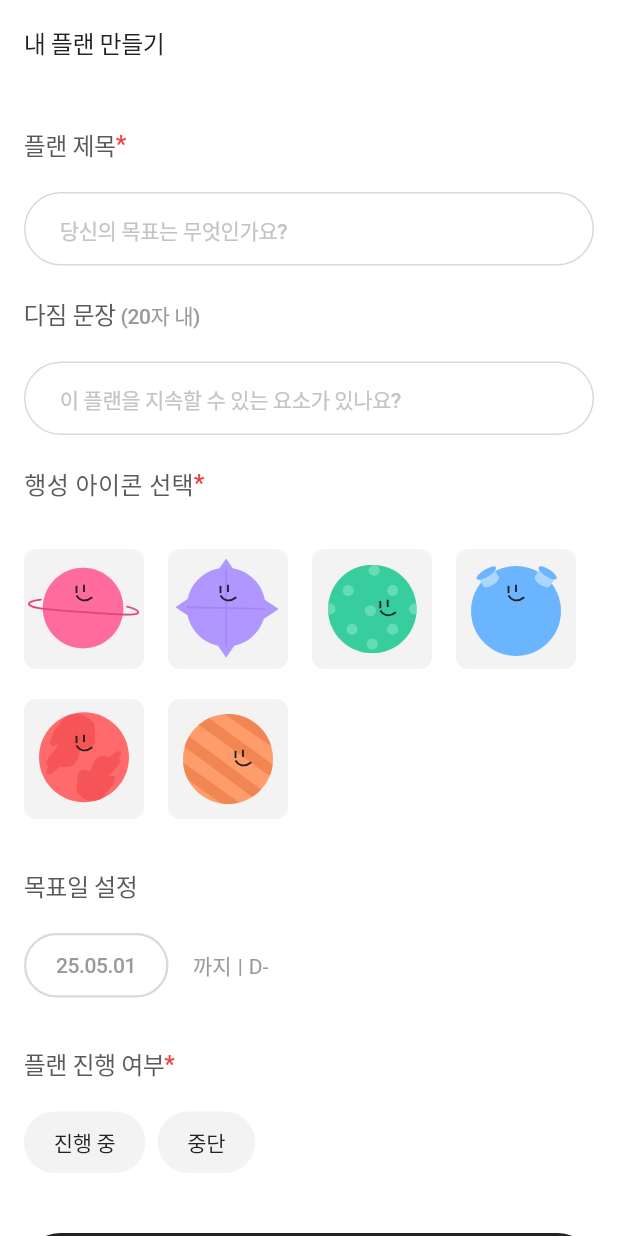
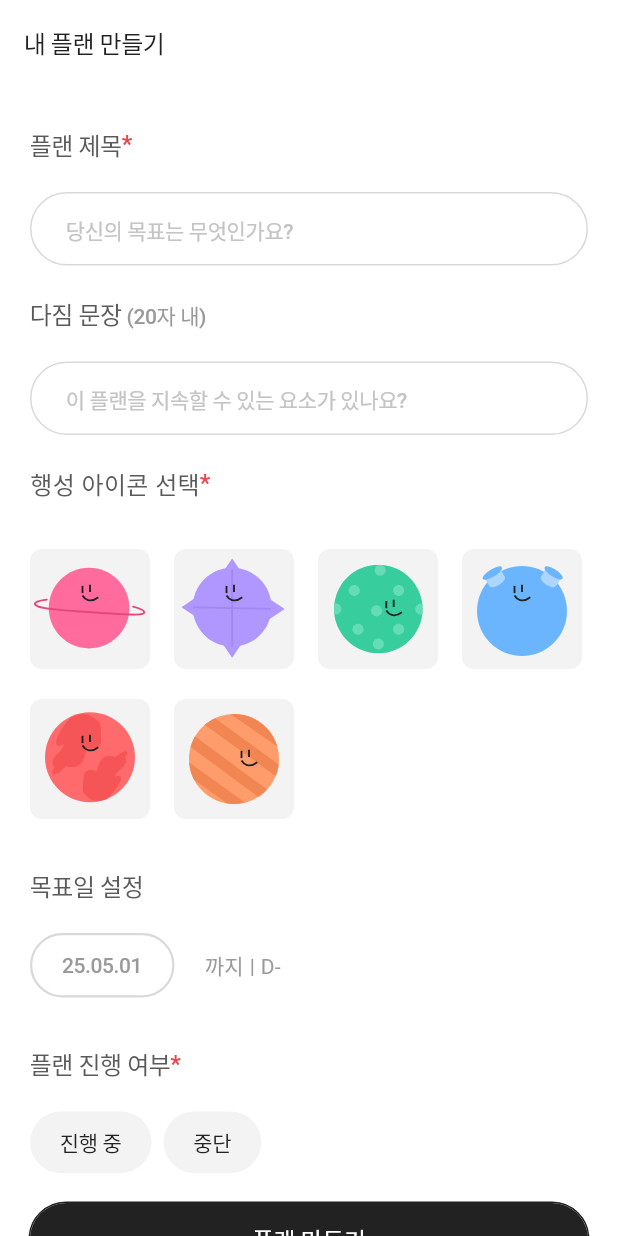
Before and after one commit to PLANlT/planit-client, a Flutter app: the PlanCreateView widget shown alone on an empty page, opened directly, on a phone screen of 412 x 824 dp. Run offline on Flutter 3.47's test engine with Material 3 defaults, Android fonts, the phone set to English and light mode, and no system bars; our stand-ins replace dio, flutter_dotenv, flutter_hooks, flutter_riverpod, flutter_secure_storage, flutter_svg and 7 more; missing offline and left inert: flutter_naver_login, kakao_flutter_sdk; accounts and stored records are empty; Roboto replaces fonts that are missing (Pretendard).

Commit message:
[PL-142] fix: planitButton 사용 / padding 20- > 16/ SingleChildScroll 추가

```diff
--- a/lib/ui/plan/plan_create/plan_create_view.dart
+++ b/lib/ui/plan/plan_create/plan_create_view.dart
@@ -4,9 +4,11 @@ import 'package:flutter_hooks/flutter_hooks.dart';
 import 'package:hooks_riverpod/hooks_riverpod.dart';
 import 'package:planit/theme/planit_colors.dart';
 import 'package:planit/theme/planit_typos.dart';
+import 'package:planit/ui/common/comopnent/planit_button.dart';
 import 'package:planit/ui/common/comopnent/planit_chip.dart';
 import 'package:planit/ui/common/comopnent/planit_text.dart';
 import 'package:planit/ui/common/comopnent/planit_text_field.dart';
+import 'package:planit/ui/common/const/planit_button_style.dart';
 import 'package:planit/ui/common/const/planit_chips_style.dart';
 import 'package:planit/ui/common/view/default_layout.dart';
 import 'package:planit/ui/plan/component/custom_chip.dart';
@@ -26,6 +28,7 @@ class PlanCreateView extends HookConsumerWidget {
     final motivationController = useTextEditingController();
 
     return DefaultLayout(
+        child: SingleChildScrollView(
       child: Column(
         children: [
           AppBar(
@@ -38,14 +41,14 @@ class PlanCreateView extends HookConsumerWidget {
             spacing: 20.0,
             children: [
               Padding(
-              padding:
-                  const EdgeInsets.symmetric(horizontal: 16).copyWith(top: 28),
+                padding: const EdgeInsets.symmetric(horizontal: 20)
+                    .copyWith(top: 28),
                 child: Row(
                   children: [
                     PlanitText(
                       '플랜 제목',
-                    style:
-                        PlanitTypos.body2.copyWith(color: PlanitColors.black02),
+                      style: PlanitTypos.body2
+                          .copyWith(color: PlanitColors.black02),
                     ),
                     PlanitText(
                       '*',
@@ -56,7 +59,7 @@ class PlanCreateView extends HookConsumerWidget {
                 ),
               ),
               Padding(
-              padding: const EdgeInsets.symmetric(horizontal: 16),
+                padding: const EdgeInsets.symmetric(horizontal: 20),
                 child: PlanitTextField(
                   hintText: '당신의 목표는 무엇인가요?',
                   controller: titleController,
@@ -64,7 +67,7 @@ class PlanCreateView extends HookConsumerWidget {
                 ),
               ),
               Padding(
-              padding: const EdgeInsets.symmetric(horizontal: 16),
+                padding: const EdgeInsets.symmetric(horizontal: 20),
                 child: Row(
                   crossAxisAlignment: CrossAxisAlignment.end,
                   children: [
@@ -78,7 +81,7 @@ class PlanCreateView extends HookConsumerWidget {
                 ),
               ),
               Padding(
-              padding: const EdgeInsets.symmetric(horizontal: 16),
+                padding: const EdgeInsets.symmetric(horizontal: 20),
                 child: PlanitTextField(
                   hintText: '이 플랜을 지속할 수 있는 요소가 있나요?',
                   controller: motivationController,
@@ -86,7 +89,7 @@ class PlanCreateView extends HookConsumerWidget {
                 ),
               ),
               Padding(
-              padding: const EdgeInsets.symmetric(horizontal: 16),
+                padding: const EdgeInsets.symmetric(horizontal: 20),
                 child: Row(
                   children: [
                     PlanitText('행성 아이콘 선택',
@@ -103,8 +106,8 @@ class PlanCreateView extends HookConsumerWidget {
                 ),
               ),
               Padding(
-              padding:
-                  const EdgeInsets.symmetric(horizontal: 16).copyWith(top: 12),
+                padding: const EdgeInsets.symmetric(horizontal: 20)
+                    .copyWith(top: 12),
                 child: PlanetWrapGrid(
                     selectedIcon: state.icon,
                     onSelect: (asset) {
@@ -112,16 +115,16 @@ class PlanCreateView extends HookConsumerWidget {
                     }),
               ),
               Padding(
-              padding:
-                  const EdgeInsets.symmetric(horizontal: 16).copyWith(top: 12),
+                padding: const EdgeInsets.symmetric(horizontal: 20)
+                    .copyWith(top: 12),
                 child: PlanitText('목표일 설정',
-                  style:
-                      PlanitTypos.body2.copyWith(color: PlanitColors.black02)),
+                    style: PlanitTypos.body2
+                        .copyWith(color: PlanitColors.black02)),
               ),
               Row(
                 children: [
                   Padding(
-                  padding: const EdgeInsets.symmetric(horizontal: 16),
+                    padding: const EdgeInsets.symmetric(horizontal: 20),
                     child: GestureDetector(
                         onTap: () {
                           //DatePickerUI 구현
@@ -141,8 +144,8 @@ class PlanCreateView extends HookConsumerWidget {
                 ],
               ),
               Padding(
-              padding:
-                  const EdgeInsets.symmetric(horizontal: 16).copyWith(top: 12),
+                padding: const EdgeInsets.symmetric(horizontal: 20)
+                    .copyWith(top: 12),
                 child: Row(
                   children: [
                     PlanitText('플랜 진행 여부',
@@ -157,7 +160,7 @@ class PlanCreateView extends HookConsumerWidget {
                 ),
               ),
               Padding(
-              padding: const EdgeInsets.symmetric(horizontal: 16),
+                padding: const EdgeInsets.symmetric(horizontal: 20),
                 child: Row(
                   spacing: 8,
                   children: [
@@ -178,30 +181,21 @@ class PlanCreateView extends HookConsumerWidget {
                   ],
                 ),
               ),
-            GestureDetector(
-              onTap: () {},
-              child: Padding(
-                padding: const EdgeInsets.symmetric(horizontal: 16)
-                    .copyWith(top: 20),
-                child: Container(
-                  height: 48,
-                  decoration: BoxDecoration(
-                      borderRadius: BorderRadiusGeometry.circular(36.0),
-                      color: PlanitColors.black01),
-                  child: Center(
-                    child: PlanitText(
-                      '플랜 만들기',
-                      style: PlanitTypos.body3.copyWith(
-                        color: PlanitColors.white01,
-                      ),
-                    ),
-                  ),
-                ),
+              Padding(
+                padding: const EdgeInsets.symmetric(horizontal: 20),
+                child: SizedBox(
+                  width: double.infinity,
+                  child: PlanitButton(
+                      onPressed: () {},
+                      buttonColor: PlanitButtonColor.black,
+                      buttonSize: PlanitButtonSize.large,
+                      label: '플랜 만들기'),
                 ),
               ),
             ],
           ),
         ],
+      ),
     ));
   }
 }
```
Lines whose indentation alone changed are shown as unchanged.
